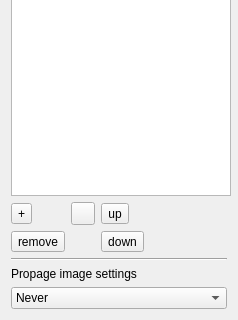
This is src/imagetablewidget.ui in rockclimb/yasw-debian as Qt 5 draws it before an edit; both pictures show x 0 to 238 and y 184 to 504 of the 238 by 504 pixel window. The edited form follows.
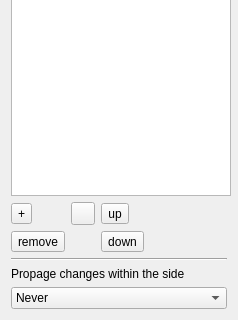
This is the edited form. Icons and pictures are not drawn.

Patch:
```diff
--- a/src/imagetablewidget.ui
+++ b/src/imagetablewidget.ui
@@ -212,7 +212,7 @@
    <item row="3" column="0">
     <widget class="QLabel" name="settingPolicyLabel">
      <property name="text">
-      <string>Propage image settings</string>
+      <string>Propage changes within the side</string>
      </property>
     </widget>
    </item>
```
